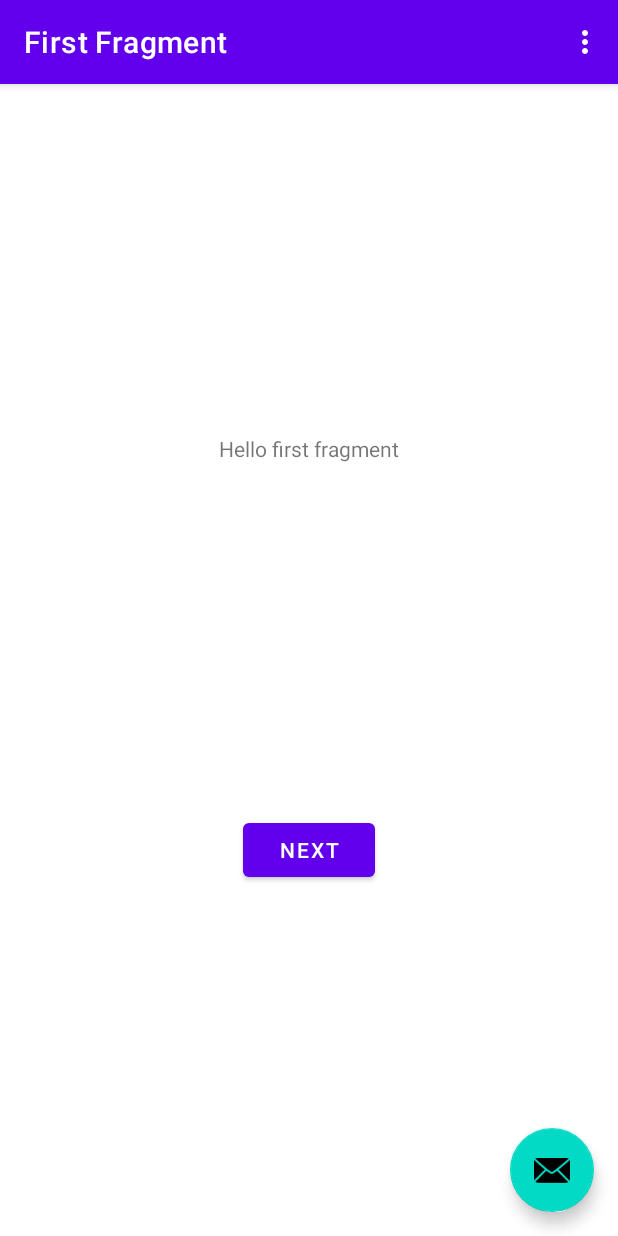
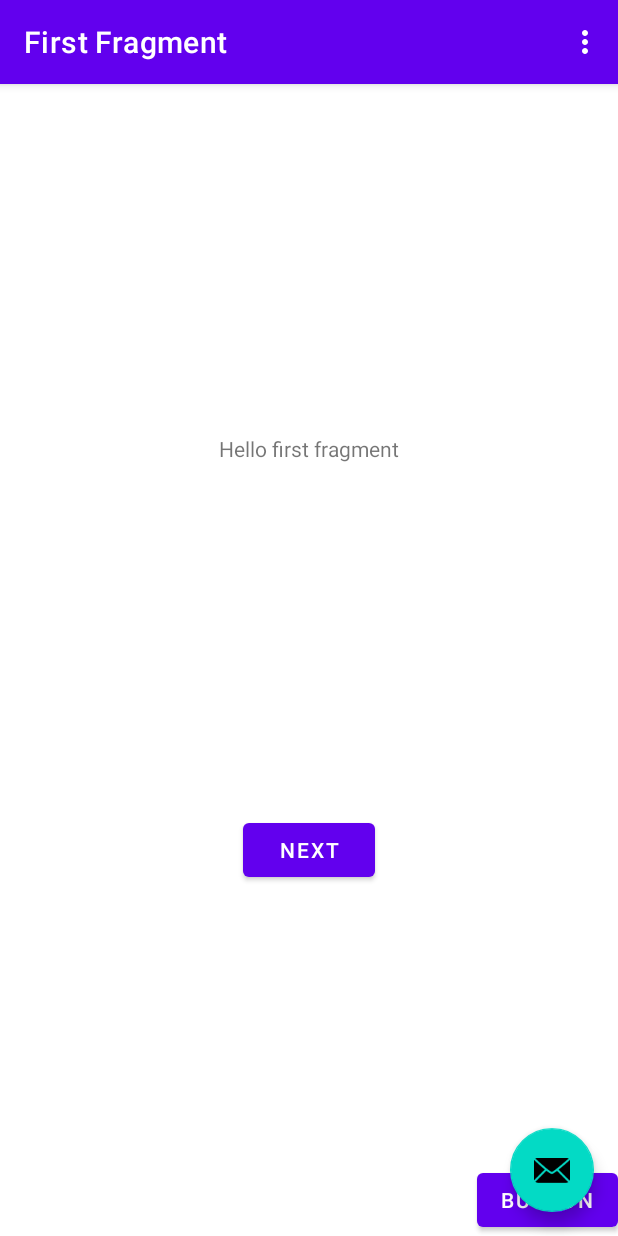
Before and after one commit to Brian-Hwang/SKKU-Helper, an Android app: the screen it shows after launch (MainActivity), on a phone screen of 412 x 824 dp. Run offline under Robolectric (Android 15) with nearby library versions, the phone set to English and light mode, and no system bars; our stand-ins replace navigation-ui.

Commit message:
<추가 사항> 1. AndroidManifest.xml: Service 추가 2. content_main.xml: 임시 버튼 추가(백그라운드 서비스 종료 테스트) 3. BackgroundService.java: 백그라운드 서비스 구현 4. MainActivity.java: 백그라운드 테스트 코드 작성(사용 예시)

```diff
--- a/app/src/main/AndroidManifest.xml
+++ b/app/src/main/AndroidManifest.xml
@@ -12,6 +12,11 @@
         android:supportsRtl="true"
         android:theme="@style/Theme.SKKUHelper"
         tools:targetApi="31">
+        <service
+            android:name=".BackgroundService"
+            android:enabled="true"
+            android:exported="true"></service>
+
         <activity
             android:name=".MainActivity"
             android:exported="true"
--- a/app/src/main/java/edu/skku/skkuhelper/MainActivity.java
+++ b/app/src/main/java/edu/skku/skkuhelper/MainActivity.java
@@ -1,5 +1,6 @@
 package edu.skku.skkuhelper;
 
+import android.content.Intent;
 import android.os.Bundle;
 
 import com.google.android.material.snackbar.Snackbar;
@@ -17,11 +18,14 @@ import edu.skku.skkuhelper.databinding.ActivityMainBinding;
 
 import android.view.Menu;
 import android.view.MenuItem;
+import android.widget.Button;
+import android.widget.Toast;
 
 public class MainActivity extends AppCompatActivity {
 
     private AppBarConfiguration appBarConfiguration;
     private ActivityMainBinding binding;
+    private String id,pwd;
 
     @Override
     protected void onCreate(Bundle savedInstanceState) {
@@ -43,6 +47,26 @@ public class MainActivity extends AppCompatActivity {
                         .setAction("Action", null).show();
             }
         });
+
+        /************* Example of Background Service *************/
+        Button btn = findViewById(R.id.testBtn);
+        /* service start */
+        Intent startIntent = new Intent(this, BackgroundService.class);
+        id="testId";
+        pwd="testPwd";
+        startIntent.putExtra("id",id);
+        startIntent.putExtra("pwd",pwd);
+        startService(startIntent);
+        /* service terminate */
+        btn.setOnClickListener(new View.OnClickListener(){
+            @Override
+            public void onClick(View v) {
+                Intent intent = new Intent(MainActivity.this,BackgroundService.class);
+                stopService(intent);
+            }
+        });
+        /************* Example of Background Service *************/
+
     }
 
     @Override
--- a/app/src/main/res/layout/content_main.xml
+++ b/app/src/main/res/layout/content_main.xml
@@ -1,6 +1,7 @@
 <?xml version="1.0" encoding="utf-8"?>
 <androidx.constraintlayout.widget.ConstraintLayout xmlns:android="http://schemas.android.com/apk/res/android"
     xmlns:app="http://schemas.android.com/apk/res-auto"
+    xmlns:tools="http://schemas.android.com/tools"
     android:layout_width="match_parent"
     android:layout_height="match_parent"
     app:layout_behavior="@string/appbar_scrolling_view_behavior">
@@ -16,4 +17,15 @@
         app:layout_constraintStart_toStartOf="parent"
         app:layout_constraintTop_toTopOf="parent"
         app:navGraph="@navigation/nav_graph" />
+
+    <!--Temporary button to test destroy background service-->
+    <Button
+        android:id="@+id/testBtn"
+        android:layout_width="wrap_content"
+        android:layout_height="wrap_content"
+        android:text="Button"
+        app:layout_constraintBottom_toBottomOf="parent"
+        app:layout_constraintEnd_toEndOf="parent" />
+    <!--Temporary button to test destroy background service-->
+
 </androidx.constraintlayout.widget.ConstraintLayout>
```
Also changed, not shown: app/src/main/java/edu/skku/skkuhelper/BackgroundService.java (added, +53 -0 lines).
